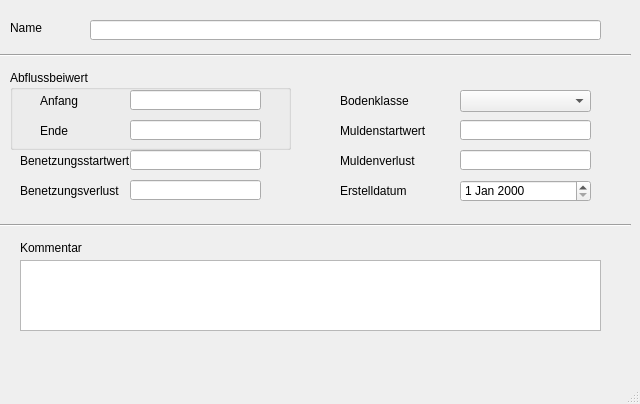
Before: the Qt Designer form templates/abflussparameter.ui in hoettges/QKan, drawn with Qt 5.
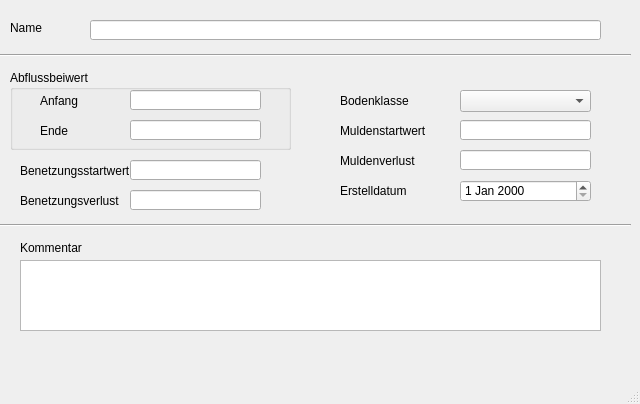
After: the same form once the commit is applied.

What changed in the file:
```diff
--- a/templates/abflussparameter.ui
+++ b/templates/abflussparameter.ui
@@ -31,7 +31,7 @@
     <property name="geometry">
      <rect>
       <x>20</x>
-      <y>180</y>
+      <y>190</y>
       <width>121</width>
       <height>21</height>
      </rect>
@@ -44,7 +44,7 @@
     <property name="geometry">
      <rect>
       <x>20</x>
-      <y>150</y>
+      <y>160</y>
       <width>111</width>
       <height>21</height>
      </rect>
@@ -217,7 +217,7 @@
     <property name="geometry">
      <rect>
       <x>130</x>
-      <y>150</y>
+      <y>160</y>
       <width>131</width>
       <height>20</height>
      </rect>
@@ -227,7 +227,7 @@
     <property name="geometry">
      <rect>
       <x>130</x>
-      <y>180</y>
+      <y>190</y>
       <width>131</width>
       <height>20</height>
      </rect>
```
